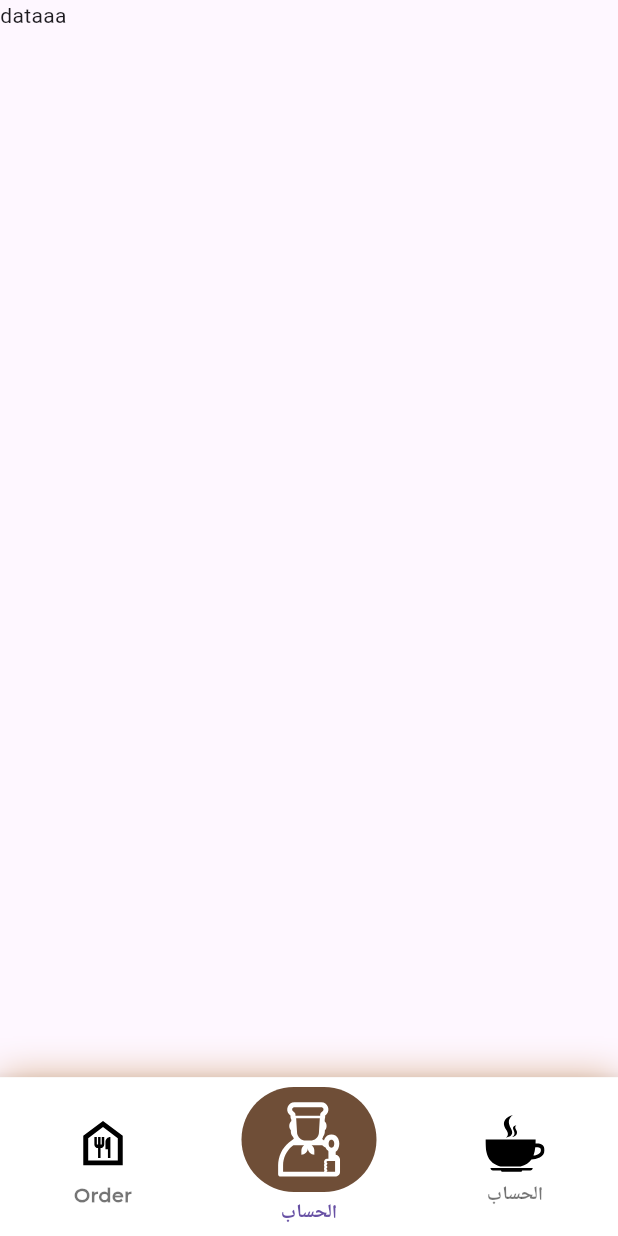
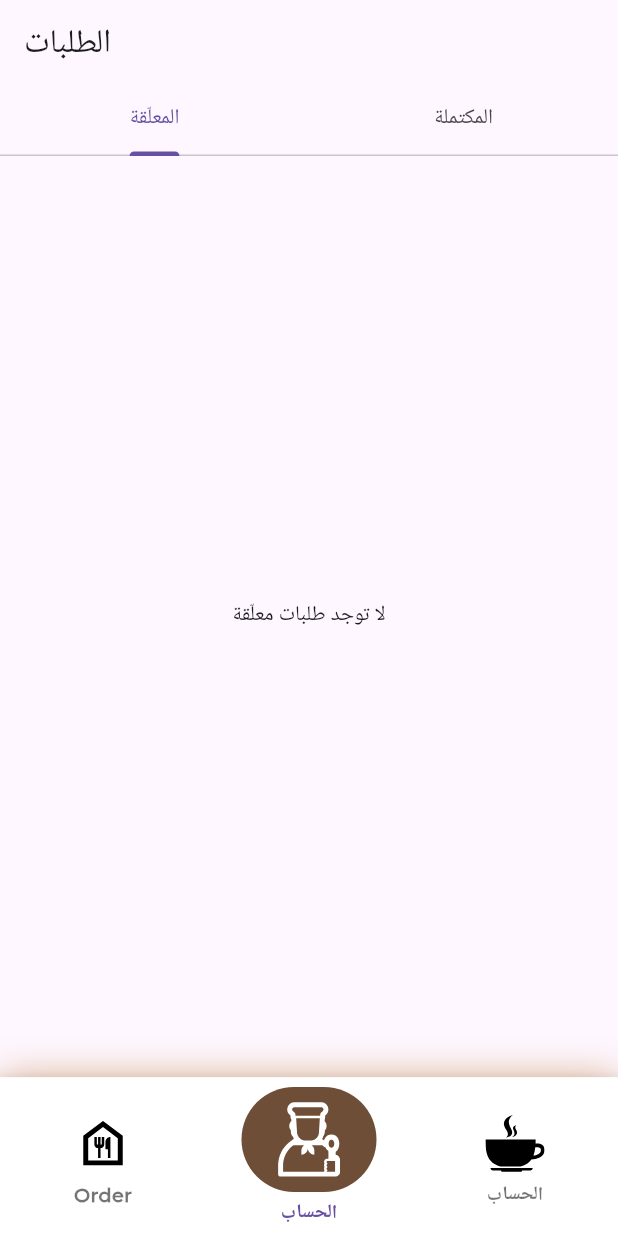
Before and after one commit to Elgammal1299/smart_ahwa_manager, a Flutter app: the screen it shows after launch, item 2 of the bottom bar chosen, on a phone screen of 412 x 824 dp. Run offline on Flutter 3.47's test engine with Material 3 defaults, Android fonts, the phone set to English and light mode, and no system bars; our stand-ins replace flutter_bloc, flutter_svg; project files that could hold a hidden picture were left out.

Commit message:
feat: Implement order management and reporting features with UI integration

```diff
--- a/lib/core/router/route.dart
+++ b/lib/core/router/route.dart
@@ -1,7 +1,8 @@
 import 'package:flutter/material.dart';
 import 'package:flutter_bloc/flutter_bloc.dart';
 import 'package:smart_ahwa_manager/core/router/app_routes.dart';
-import 'package:smart_ahwa_manager/feature/home/home_screen.dart';
+import 'package:smart_ahwa_manager/feature/home/view/home_screen.dart';
+import 'package:smart_ahwa_manager/feature/home/view_model/order_cubit/order_cubit.dart';
 import 'package:smart_ahwa_manager/feature/nav_bar/view/nav_bar.dart';
 import 'package:smart_ahwa_manager/feature/nav_bar/view_model/nav_bar_cubit.dart';
 import 'package:smart_ahwa_manager/feature/splash/splash_screen.dart';
@@ -16,8 +17,11 @@ class AppRouter {
         return MaterialPageRoute(builder: (_) => HomeScreen());
       case AppRoutes.navBarRoute:
         return MaterialPageRoute(
-          builder: (_) => BlocProvider(
-            create: (context) => NavBarCubit(),
+          builder: (_) => MultiBlocProvider(
+            providers: [
+              BlocProvider(create: (context) => NavBarCubit()),
+              BlocProvider(create: (context) => OrderCubit()),
+            ],
             child: NavBarScreen(),
           ),
         );
--- a/lib/core/widget/custom_elevated_button.dart
+++ b/lib/core/widget/custom_elevated_button.dart
@@ -41,7 +41,7 @@ class CustomElevatedButton extends StatelessWidget {
           onPressed: onPressed,
           icon: icon,
           iconAlignment: IconAlignment.start,
-          style: OutlinedButton.styleFrom(
+          style: ElevatedButton.styleFrom(
             shadowColor: Colors.transparent,
             overlayColor: overlayColor ?? AppColors.primary,
             side: BorderSide(color: borderColor ?? Colors.transparent),
--- /dev/null
+++ b/lib/feature/home/data/model/beverage_decorator .dart
@@ -0,0 +1,40 @@
+import 'package:smart_ahwa_manager/feature/home/data/model/component_model.dart';
+
+abstract class BeverageDecorator extends Beverage {
+  final Beverage beverage;
+
+  BeverageDecorator(this.beverage);
+
+  @override
+  String get description => beverage.description;
+}
+
+class Milk extends BeverageDecorator {
+  Milk(super.beverage);
+
+  @override
+  String get description => "${beverage.description} + لبن";
+
+  @override
+  double cost() => beverage.cost() + 2.0;
+}
+
+class Mint extends BeverageDecorator {
+  Mint(super.beverage);
+
+  @override
+  String get description => "${beverage.description} + نعناع";
+
+  @override
+  double cost() => beverage.cost() + 1.5;
+}
+
+class Sugar extends BeverageDecorator {
+  Sugar(super.beverage);
+
+  @override
+  String get description => "${beverage.description} + سكر زيادة";
+
+  @override
+  double cost() => beverage.cost() + 1.0;
+}
--- /dev/null
+++ b/lib/feature/home/data/model/order_model.dart
@@ -0,0 +1,37 @@
+enum OrderStatus { pending, completed }
+
+class OrderModel {
+  final String customerName;
+  final String drink;
+  final String? addition;
+  final int quantity;
+  final double price;
+  final OrderStatus status;
+
+  OrderModel({
+    required this.customerName,
+    required this.drink,
+    this.addition,
+    required this.quantity,
+    required this.price,
+    this.status = OrderStatus.pending, // الافتراضي معلّق
+  });
+
+  OrderModel copyWith({
+    String? customerName,
+    String? drink,
+    String? addition,
+    int? quantity,
+    double? price,
+    OrderStatus? status,
+  }) {
+    return OrderModel(
+      customerName: customerName ?? this.customerName,
+      drink: drink ?? this.drink,
+      addition: addition ?? this.addition,
+      quantity: quantity ?? this.quantity,
+      price: price ?? this.price,
+      status: status ?? this.status,
+    );
+  }
+}
--- /dev/null
+++ b/lib/feature/home/data/model/report_model.dart
@@ -0,0 +1,6 @@
+class Report {
+  final int totalOrders;
+  final Map<String, int> topSellingDrinks; // ex: {"شاي": 5, "قهوة": 3}
+
+  Report({required this.totalOrders, required this.topSellingDrinks});
+}
--- a/lib/feature/home/home_screen.dart
+++ b/lib/feature/home/view/home_screen.dart
@@ -1,7 +1,7 @@
 import 'package:flutter/material.dart';
 import 'package:smart_ahwa_manager/core/utils/app_colors.dart';
 import 'package:smart_ahwa_manager/core/utils/app_styles.dart';
-import 'package:smart_ahwa_manager/feature/home/widget/add_order_form.dart';
+import 'package:smart_ahwa_manager/feature/home/view/widget/add_order_form.dart';
 
 class HomeScreen extends StatelessWidget {
   const HomeScreen({super.key});
--- /dev/null
+++ b/lib/feature/home/view_model/order_cubit/order_cubit.dart
@@ -0,0 +1,77 @@
+import 'package:flutter/material.dart';
+import 'package:flutter_bloc/flutter_bloc.dart';
+import 'package:smart_ahwa_manager/feature/home/data/model/order_model.dart';
+
+part 'order_state.dart';
+
+class OrderCubit extends Cubit<OrderState> {
+  OrderCubit() : super(OrderInitial());
+
+  final List<OrderModel> _pendingOrders = [];
+  final List<OrderModel> _completedOrders = [];
+
+  List<OrderModel> get pendingOrders => List.unmodifiable(_pendingOrders);
+  List<OrderModel> get completedOrders => List.unmodifiable(_completedOrders);
+
+  void addOrder(OrderModel order) {
+    _pendingOrders.add(order);
+    emit(OrderSuccess(pending: pendingOrders, completed: completedOrders));
+  }
+
+  void completeOrder(int index) {
+    final order = _pendingOrders.removeAt(index);
+    _completedOrders.add(order);
+    emit(OrderSuccess(pending: pendingOrders, completed: completedOrders));
+  }
+
+  void removeOrder(int index, {bool fromPending = true}) {
+    if (fromPending) {
+      _pendingOrders.removeAt(index);
+    } else {
+      _completedOrders.removeAt(index);
+    }
+    emit(OrderSuccess(pending: pendingOrders, completed: completedOrders));
+  }
+
+  void getOrders() {
+    emit(OrderSuccess(pending: pendingOrders, completed: completedOrders));
+  }
+
+  Map<String, dynamic> getReports() {
+  final allOrders = [..._pendingOrders, ..._completedOrders];
+
+  final totalRevenue = allOrders.fold<double>(
+    0.0,
+    (sum, order) => sum + order.price,
+  );
+
+  final drinksCount = <String, int>{};
+  for (var order in allOrders) {
+    drinksCount[order.drink] =
+        (drinksCount[order.drink] ?? 0) + order.quantity;
+  }
+  final topDrink = drinksCount.entries.isNotEmpty
+      ? drinksCount.entries.reduce((a, b) => a.value > b.value ? a : b)
+      : null;
+
+  final additionsCount = <String, int>{};
+  for (var order in allOrders) {
+    if (order.addition != null) {
+      additionsCount[order.addition!] =
+          (additionsCount[order.addition!] ?? 0) + order.quantity;
+    }
+  }
+  final topAddition = additionsCount.entries.isNotEmpty
+      ? additionsCount.entries.reduce((a, b) => a.value > b.value ? a : b)
+      : null;
+
+  return {
+    "totalRevenue": totalRevenue,
+    "topDrink": topDrink?.key,
+    "topDrinkCount": topDrink?.value,
+    "topAddition": topAddition?.key,
+    "topAdditionCount": topAddition?.value,
+  };
+}
+
+}
--- /dev/null
+++ b/lib/feature/home/view_model/order_cubit/order_state.dart
@@ -0,0 +1,23 @@
+part of 'order_cubit.dart';
+
+@immutable
+sealed class OrderState {}
+
+final class OrderInitial extends OrderState {}
+class OrderLoading extends OrderState {}
+
+class OrderSuccess extends OrderState {
+  final List<OrderModel> pending;
+  final List<OrderModel> completed;
+
+  OrderSuccess({
+    required this.pending,
+    required this.completed,
+  });
+}
+
+
+class OrderError extends OrderState {
+  final String message;
+  OrderError(this.message);
+}
--- /dev/null
+++ b/lib/feature/home/view_model/reports_cubit/reports_state.dart
@@ -0,0 +1,6 @@
+part of 'reports_cubit.dart';
+
+@immutable
+sealed class ReportsState {}
+
+final class ReportsInitial extends ReportsState {}
--- a/lib/feature/nav_bar/view/nav_bar.dart
+++ b/lib/feature/nav_bar/view/nav_bar.dart
@@ -4,8 +4,11 @@ import 'package:flutter_svg/svg.dart';
 import 'package:smart_ahwa_manager/core/utils/app_colors.dart';
 import 'package:smart_ahwa_manager/core/utils/app_images.dart';
 import 'package:smart_ahwa_manager/core/utils/app_styles.dart';
-import 'package:smart_ahwa_manager/feature/home/home_screen.dart';
+import 'package:smart_ahwa_manager/feature/home/report_screen.dart';
+import 'package:smart_ahwa_manager/feature/home/view/home_screen.dart';
+import 'package:smart_ahwa_manager/feature/home/view_model/order_cubit/order_cubit.dart';
 import 'package:smart_ahwa_manager/feature/nav_bar/view_model/nav_bar_cubit.dart';
+import 'package:smart_ahwa_manager/feature/order_screen.dart';
 
 class NavBarScreen extends StatelessWidget {
   const NavBarScreen({super.key});
@@ -21,8 +24,8 @@ class NavBarScreen extends StatelessWidget {
             index: state,
             children: [
               HomeScreen(),
-              Scaffold(body: Text('dataaa')),
-              Scaffold(body: Text('dataaa')),
+              OrderScreen(),
+              ReportsScreen(),
 
               // ProfileScreen(),
             ],
@@ -44,7 +47,6 @@ class NavBarScreen extends StatelessWidget {
               ],
             ),
             child: BottomNavigationBar(
-
               selectedFontSize: 14,
               unselectedFontSize: 14,
               backgroundColor: Colors.white,
--- /dev/null
+++ b/lib/feature/order_screen.dart
@@ -0,0 +1,155 @@
+import 'package:flutter/material.dart';
+import 'package:flutter_bloc/flutter_bloc.dart';
+import 'package:smart_ahwa_manager/feature/home/view_model/order_cubit/order_cubit.dart';
+
+class OrderScreen extends StatefulWidget {
+  const OrderScreen({super.key});
+
+  @override
+  State<OrderScreen> createState() => _OrderScreenState();
+}
+
+class _OrderScreenState extends State<OrderScreen>
+    with SingleTickerProviderStateMixin {
+  late TabController _tabController;
+
+  @override
+  void initState() {
+    super.initState();
+    _tabController = TabController(length: 2, vsync: this);
+    context.read<OrderCubit>().getOrders();
+  }
+
+  @override
+  Widget build(BuildContext context) {
+    return Scaffold(
+      appBar: AppBar(
+        title: const Text("الطلبات"),
+        bottom: TabBar(
+          controller: _tabController,
+          tabs: const [
+            Tab(text: "المعلّقة"),
+            Tab(text: "المكتملة"),
+          ],
+        ),
+      ),
+      body: BlocBuilder<OrderCubit, OrderState>(
+        builder: (context, state) {
+          if (state is OrderLoading) {
+            return const Center(child: CircularProgressIndicator());
+          } else if (state is OrderError) {
+            return Center(child: Text("Error: ${state.message}"));
+          } else if (state is OrderSuccess) {
+            final cubit = context.read<OrderCubit>();
+
+            final pending = cubit.pendingOrders;
+            final completed = cubit.completedOrders;
+
+            return TabBarView(
+              controller: _tabController,
+              children: [
+                _buildOrderList(context, pending, isPending: true),
+                _buildOrderList(context, completed, isPending: false),
+              ],
+            );
+          }
+          return const Center(child: Text("ابدأ بإضافة طلب"));
+        },
+      ),
+    );
+  }
+
+  Widget _buildOrderList(
+    BuildContext context,
+    List orders, {
+    required bool isPending,
+  }) {
+    if (orders.isEmpty) {
+      return Center(
+        child: Text(
+          isPending ? "لا توجد طلبات معلّقة" : "لا توجد طلبات مكتملة",
+        ),
+      );
+    }
+    return ListView.builder(
+      itemCount: orders.length,
+      padding: const EdgeInsets.all(12),
+      itemBuilder: (context, index) {
+        final order = orders[index];
+        return Card(
+          margin: const EdgeInsets.symmetric(vertical: 8),
+          shape: RoundedRectangleBorder(
+            borderRadius: BorderRadius.circular(16),
+          ),
+          elevation: 4,
+          child: Padding(
+            padding: const EdgeInsets.all(16),
+            child: Row(
+              crossAxisAlignment: CrossAxisAlignment.start,
+              children: [
+                CircleAvatar(
+                  radius: 24,
+                  backgroundColor: Colors.brown.shade100,
+                  child: Icon(
+                    Icons.local_cafe,
+                    color: Colors.brown.shade700,
+                    size: 28,
+                  ),
+                ),
+                const SizedBox(width: 16),
+                Expanded(
+                  child: Column(
+                    crossAxisAlignment: CrossAxisAlignment.start,
+                    children: [
+                      Text(
+                        order.customerName,
+                        style: const TextStyle(
+                          fontSize: 18,
+                          fontWeight: FontWeight.bold,
+                        ),
+                      ),
+                      const SizedBox(height: 6),
+                      Text(
+                        "${order.drink} - ${order.addition ?? "بدون إضافات"}",
+                      ),
+                      Text("الكمية: ${order.quantity}"),
+                    ],
+                  ),
+                ),
+                Column(
+                  crossAxisAlignment: CrossAxisAlignment.end,
+                  children: [
+                    Text(
+                      "${order.price} ج.م",
+                      style: const TextStyle(
+                        fontSize: 16,
+                        fontWeight: FontWeight.bold,
+                        color: Colors.green,
+                      ),
+                    ),
+                    if (isPending)
+                      IconButton(
+                        icon: const Icon(
+                          Icons.check_circle,
+                          color: Colors.green,
+                        ),
+                        onPressed: () {
+                          context.read<OrderCubit>().completeOrder(index);
+                        },
+                      ),
+                    IconButton(
+                      icon: const Icon(Icons.delete, color: Colors.red),
+                      onPressed: () {
+                        context.read<OrderCubit>().removeOrder(index);
+                      },
+                    ),
+                  ],
+                ),
+              ],
+            ),
+          ),
+        );
+      },
+    );
+  }
+}
```
Also changed, not shown: lib/feature/home/data/model/component_model.dart (added, +36 -0 lines), lib/feature/home/report_screen.dart (added, +77 -0 lines), lib/feature/home/view/widget/add_order_form.dart (renamed from lib/feature/home/widget/add_order_form.dart, +57 -5 lines), lib/feature/home/view_model/reports_cubit/reports_cubit.dart (added, +9 -0 lines).
